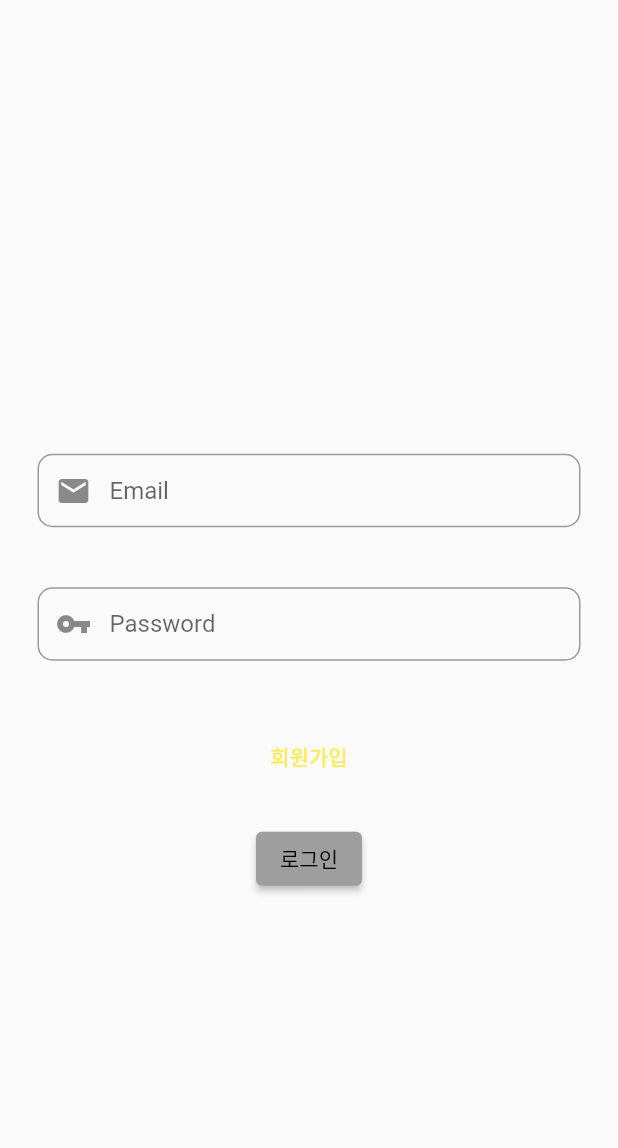
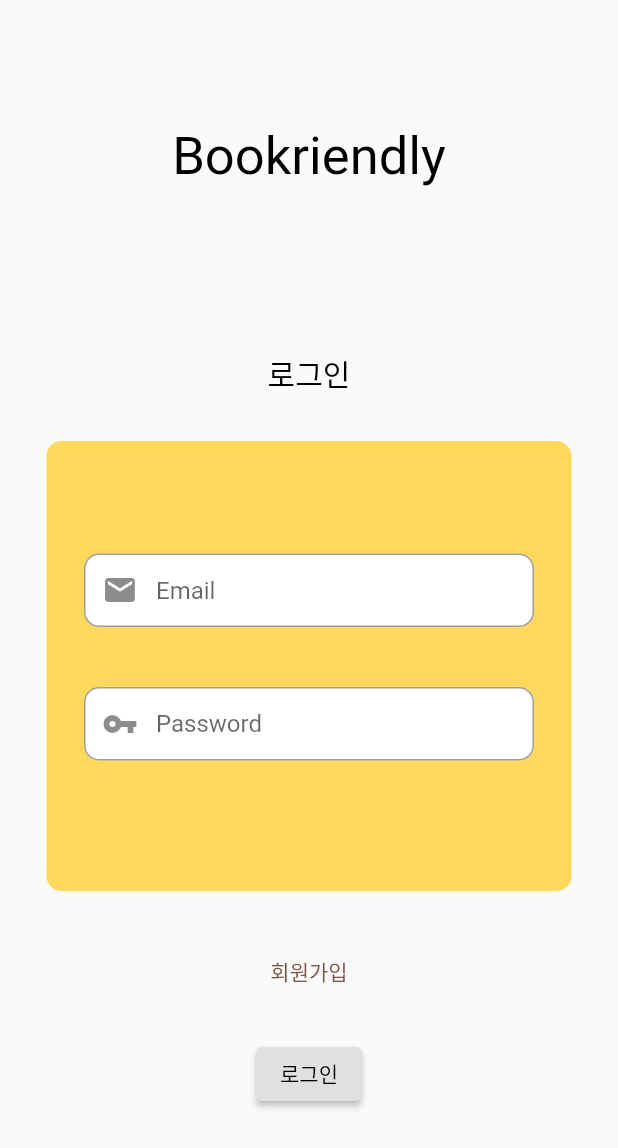
Before and after one commit to petcu1004/GDSC_flutter_toyproject2, a Flutter app: the screen it shows after launch, on a phone screen of 412 x 824 dp. Shown: the top 1148 px of the screen. Run offline on Flutter 3.47's test engine with Material 2 defaults, Android fonts, the phone set to English and light mode, and no system bars; our stand-ins replace cloud_firestore, firebase_auth, firebase_core, fluttertoast; accounts and stored records are empty.

Commit message:
modify login page 1

```diff
--- a/lib/login.dart
+++ b/lib/login.dart
@@ -23,16 +23,60 @@ class _LoginState extends State<Login> {
     return WillPopScope( // 페이지 뒤로가기 방지
       onWillPop: () async => false,
       child: Scaffold(
-        body: Column(
+        resizeToAvoidBottomInset: false, // 키보드 오버플로우 방지
+        body: Center(
+          child: Column(
             mainAxisAlignment: MainAxisAlignment.center,
             children: [
+              Container(
+                width: 200,
+                height: 50,
+                child: Text(
+                  'Bookriendly',
+                  textAlign: TextAlign.center,
+                  style: TextStyle(
+                    color: Colors.black,
+                    fontSize: 35,
+                  ),
+                ),
+              ),
+              SizedBox(
+                height: 100,
+              ),
+              Container(
+                width: 200,
+                height: 30,
+                child: Text(
+                  '로그인',
+                  textAlign: TextAlign.center,
+                  style: TextStyle(
+                    color: Colors.black,
+                    fontSize: 20,
+                  )
+                ),
+              ),
+              SizedBox(
+                height: 30,
+              ),
               Form(
                 key: _formKey,
+                child: Container(
+                  // 배경
+                  width: 350,
+                  height: 300,
+                  decoration: BoxDecoration(
+                    color: Color.fromARGB(255, 255, 217, 91),
+                    borderRadius: BorderRadius.circular(10),
+                  ),
                   child: Column(
                     children: [
                     // 이메일 텍스트 필드
                       Container(
                         margin: EdgeInsets.fromLTRB(25, 75, 25, 0),
+                        decoration: BoxDecoration(
+                          color: Colors.white,
+                          borderRadius: BorderRadius.circular(10),
+                        ),
                         child: TextFormField(
                           controller: emailController,
                           keyboardType: TextInputType.emailAddress,
@@ -55,6 +99,10 @@ class _LoginState extends State<Login> {
                       // 비밀번호 텍스트 필드
                       Container(
                         margin: EdgeInsets.fromLTRB(25, 0, 25, 0),
+                        decoration: BoxDecoration(
+                          color: Colors.white,
+                          borderRadius: BorderRadius.circular(10),
+                        ),
                         child: TextFormField(
                           autofocus: false, // 자동으로 텍스트 필드가 선택되는 것을 막음
                           controller: pwController,
@@ -75,15 +123,24 @@ class _LoginState extends State<Login> {
                             )
                           ),
                         ),
-                  )
+                      ),
+                      SizedBox(
+                        height: 50,
+                      ),
                     ],
+                  ),
                 ),
               ),
               // 회원가입 페이지 이동 버튼
               Container(
-              margin: EdgeInsets.only(top: 40),
+                margin: EdgeInsets.only(top: 30),
                 child: TextButton(
-                child: Text('회원가입'),
+                  child: Text(
+                    '회원가입',
+                    style: TextStyle(
+                      color: Colors.brown,
+                    ),
+                  ),
                   onPressed: () {
                     Navigator.of(context).push(MaterialPageRoute(builder: (context) => SignUp()));
                   },
@@ -95,10 +152,13 @@ class _LoginState extends State<Login> {
                 child: ElevatedButton(
                   onPressed: () {signIn(emailController.text, pwController.text);},
                   child: Text("로그인"),
-                style: ElevatedButton.styleFrom(primary: Colors.grey),
+                  style: ElevatedButton.styleFrom(
+                    primary: Colors.grey[300],
+                  ),
                 ),
               )
             ],
+          ),
         ),
       ),
     );
```
Lines whose indentation alone changed are shown as unchanged.
